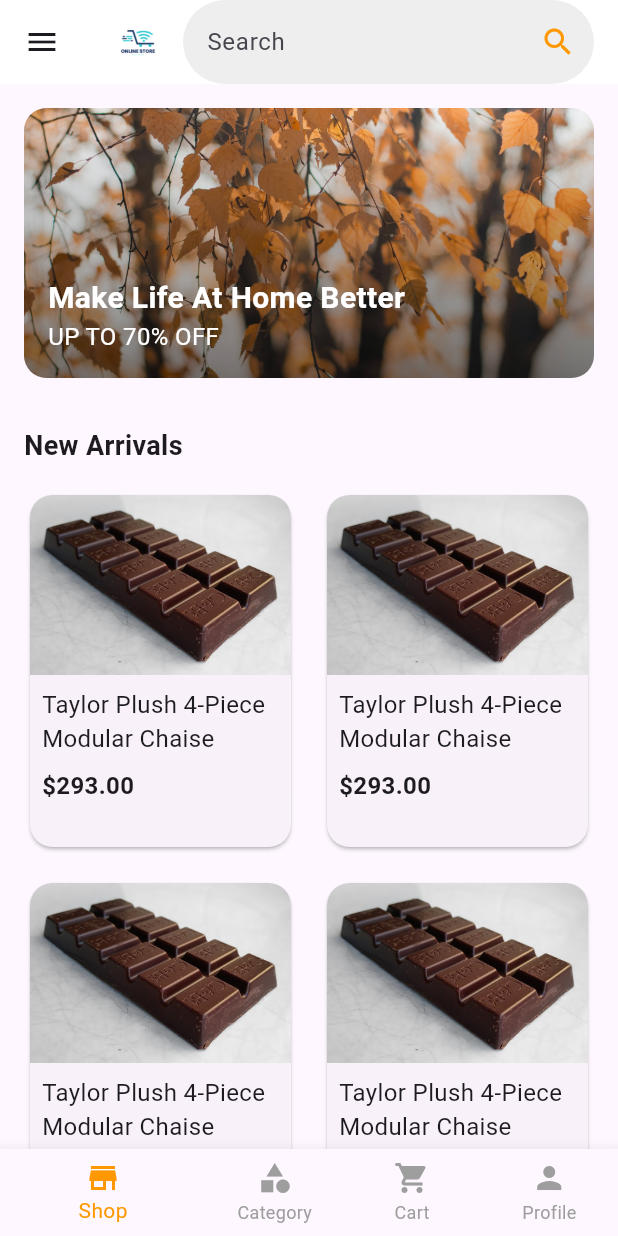
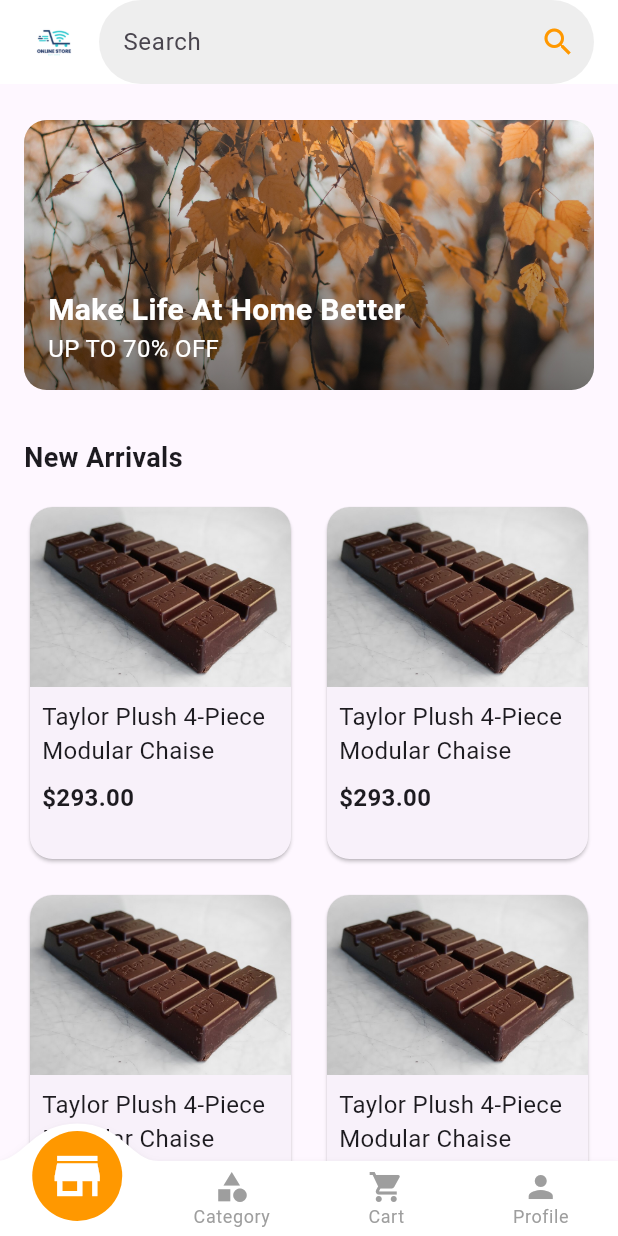
Before and after one commit to syedtayab321/Ecommerce-Project, a Flutter app: the AdminDashboard screen opened directly, on a phone screen of 412 x 824 dp. Run offline on Flutter 3.47's test engine with Material 3 defaults, Android fonts, the phone set to English and light mode, and no system bars; drawn by our look-alikes of convex_bottom_bar; our stand-ins replace get, google_fonts.

Commit message:
changes made by shahg

```diff
--- a/lib/Admin/Dashboard.dart
+++ b/lib/Admin/Dashboard.dart
@@ -1,168 +1,33 @@
+import 'package:ecommerce_app/Controllers/AdminController.dart';
 import 'package:flutter/material.dart';
+import 'package:get/get.dart';
+import 'package:convex_bottom_bar/convex_bottom_bar.dart';
 
-class AdminDashboard extends StatefulWidget {
-  @override
-  _AdminDashboardState createState() => _AdminDashboardState();
-}
-
-class _AdminDashboardState extends State<AdminDashboard> {
-  int _selectedIndex = 0;
-
-  void _onItemTapped(int index) {
-    setState(() {
-      _selectedIndex = index;
-    });
-  }
+class AdminDashboard extends StatelessWidget {
+  final AdminController _controller = Get.put(AdminController());
 
   @override
   Widget build(BuildContext context) {
     return Scaffold(
-      appBar: AppBar(
-        backgroundColor: Colors.white,
-        leading: IconButton(onPressed: (){},icon: Icon(Icons.menu),),
-        elevation: 0,
-        title: Row(
-          children: [
-            Image.asset('assets/images/logo.png', height: 40), // Your logo
-            SizedBox(width: 10),
-            Expanded(
-              child: TextField(
-                decoration: InputDecoration(
-                  hintText: 'Search',
-                  border: OutlineInputBorder(
-                    borderRadius: BorderRadius.circular(30),
-                    borderSide: BorderSide.none,
-                  ),
-                  fillColor: Colors.grey[200],
-                  filled: true,
-                  suffixIcon: Icon(Icons.search, color: Colors.orange),
-                ),
-              ),
-            ),
+      body: Obx(() {
+        return _controller.pages[_controller.selectedIndex.value];
+      }),
+      bottomNavigationBar: Obx(() {
+        return ConvexAppBar(
+          backgroundColor: Colors.white,
+          color: Colors.grey,
+          activeColor: Colors.orange,
+          style: TabStyle.reactCircle,
+          items: [
+            TabItem(icon: Icons.store, title: 'Shop'),
+            TabItem(icon: Icons.category, title: 'Category'),
+            TabItem(icon: Icons.shopping_cart, title: 'Cart'),
+            TabItem(icon: Icons.person, title: 'Profile'),
           ],
-        ),
-      ),
-      body: SingleChildScrollView(
-        child: Column(
-          crossAxisAlignment: CrossAxisAlignment.start,
-          children: [
-            Padding(
-              padding: const EdgeInsets.all(16.0),
-              child: Container(
-                width: double.infinity,
-                height: 180,
-                decoration: BoxDecoration(
-                  borderRadius: BorderRadius.circular(15),
-                  image: DecorationImage(
-                    image: AssetImage('assets/images/back.jpg'), // Your banner image
-                    fit: BoxFit.cover,
-                  ),
-                ),
-                child: Container(
-                  decoration: BoxDecoration(
-                    borderRadius: BorderRadius.circular(15),
-                    gradient: LinearGradient(
-                      begin: Alignment.bottomCenter,
-                      end: Alignment.topCenter,
-                      colors: [Colors.black.withOpacity(0.5), Colors.transparent],
-                    ),
-                  ),
-                  child: Padding(
-                    padding: const EdgeInsets.all(16.0),
-                    child: Column(
-                      crossAxisAlignment: CrossAxisAlignment.start,
-                      mainAxisAlignment: MainAxisAlignment.end,
-                      children: [
-                        Text(
-                          'Make Life At Home Better',
-                          style: TextStyle(color: Colors.white, fontSize: 20, fontWeight: FontWeight.bold),
-                        ),
-                        Text(
-                          'UP TO 70% OFF',
-                          style: TextStyle(color: Colors.white, fontSize: 16),
-                        ),
-                      ],
-                    ),
-                  ),
-                ),
-              ),
-            ),
-            Padding(
-              padding: const EdgeInsets.all(16.0),
-              child: Text(
-                'New Arrivals',
-                style: TextStyle(fontSize: 18, fontWeight: FontWeight.bold),
-              ),
-            ),
-            Padding(
-              padding: const EdgeInsets.symmetric(horizontal: 16.0),
-              child: GridView.builder(
-                shrinkWrap: true,
-                physics: NeverScrollableScrollPhysics(),
-                gridDelegate: SliverGridDelegateWithFixedCrossAxisCount(
-                  crossAxisCount: 2,
-                  childAspectRatio: MediaQuery.of(context).size.width / (MediaQuery.of(context).size.height / 1.5),
-                  crossAxisSpacing: 16,
-                  mainAxisSpacing: 16,
-                ),
-                itemCount: 4, // Number of items
-                itemBuilder: (context, index) {
-                  return Card(
-                    shape: RoundedRectangleBorder(borderRadius: BorderRadius.circular(15)),
-                    child: Column(
-                      crossAxisAlignment: CrossAxisAlignment.start,
-                      children: [
-                        Container(
-                          height: 120,
-                          decoration: BoxDecoration(
-                            borderRadius: BorderRadius.only(
-                              topLeft: Radius.circular(15),
-                              topRight: Radius.circular(15),
-                            ),
-                            image: DecorationImage(
-                              image: AssetImage('assets/images/chocolate.jpg'), // Product image
-                              fit: BoxFit.cover,
-                            ),
-                          ),
-                        ),
-                        Padding(
-                          padding: const EdgeInsets.all(8.0),
-                          child: Text(
-                            'Taylor Plush 4-Piece Modular Chaise',
-                            style: TextStyle(fontSize: 16),
-                            maxLines: 2,
-                            overflow: TextOverflow.ellipsis,
-                          ),
-                        ),
-                        Padding(
-                          padding: const EdgeInsets.symmetric(horizontal: 8.0),
-                          child: Text(
-                            '\$293.00',
-                            style: TextStyle(fontSize: 16, fontWeight: FontWeight.bold),
-                          ),
-                        ),
-                      ],
-                    ),
-                  );
-                },
-              ),
-            ),
-          ],
-        ),
-      ),
-      bottomNavigationBar: BottomNavigationBar(
-        currentIndex: _selectedIndex,
-        onTap: _onItemTapped,
-        selectedItemColor: Colors.orange,
-        unselectedItemColor: Colors.grey,
-        showUnselectedLabels: true,
-        items: [
-          BottomNavigationBarItem(icon: Icon(Icons.store), label: 'Shop'),
-          BottomNavigationBarItem(icon: Icon(Icons.category), label: 'Category'),
-          BottomNavigationBarItem(icon: Icon(Icons.shopping_cart), label: 'Cart'),
-          BottomNavigationBarItem(icon: Icon(Icons.person), label: 'Profile'),
-        ],
-      ),
+          initialActiveIndex: _controller.selectedIndex.value,
+          onTap: _controller.onItemTapped,
+        );
+      }),
     );
   }
 }
--- /dev/null
+++ b/lib/Admin/MainPages/AddCart.dart
@@ -0,0 +1,10 @@
+import 'package:flutter/material.dart';
+
+class AddtoCart extends StatelessWidget {
+  const AddtoCart({super.key});
+
+  @override
+  Widget build(BuildContext context) {
+    return const Placeholder();
+  }
+}
--- /dev/null
+++ b/lib/Admin/MainPages/HomePage.dart
@@ -0,0 +1,152 @@
+import 'package:flutter/material.dart';
+
+class HomePage extends StatefulWidget {
+  @override
+  _HomePageState createState() => _HomePageState();
+}
+
+class _HomePageState extends State<HomePage> {
+
+  @override
+  Widget build(BuildContext context) {
+    return Scaffold(
+        appBar: AppBar(
+          backgroundColor: Colors.white,
+          automaticallyImplyLeading: false,
+          elevation: 0,
+          title: Row(
+            children: [
+              Image.asset('assets/images/logo.png', height: 40), // Your logo
+              SizedBox(width: 10),
+              Expanded(
+                child: TextField(
+                  decoration: InputDecoration(
+                    hintText: 'Search',
+                    border: OutlineInputBorder(
+                      borderRadius: BorderRadius.circular(30),
+                      borderSide: BorderSide.none,
+                    ),
+                    fillColor: Colors.grey[200],
+                    filled: true,
+                    suffixIcon: Icon(Icons.search, color: Colors.orange),
+                  ),
+                ),
+              ),
+            ],
+          ),
+        ),
+        body: Padding(
+          padding: const EdgeInsets.only(top: 8.0),
+          child: SingleChildScrollView(
+            child: Column(
+              crossAxisAlignment: CrossAxisAlignment.start,
+              children: [
+                Padding(
+                  padding: const EdgeInsets.all(16.0),
+                  child: Container(
+                    width: double.infinity,
+                    height: 180,
+                    decoration: BoxDecoration(
+                      borderRadius: BorderRadius.circular(15),
+                      color: Colors.white,
+                      image: DecorationImage(
+                        image: AssetImage('assets/images/back.jpg'), // Your banner image
+                        fit: BoxFit.cover,
+                      ),
+                    ),
+                    child: Container(
+                      decoration: BoxDecoration(
+                        borderRadius: BorderRadius.circular(15),
+                        gradient: LinearGradient(
+                          begin: Alignment.bottomCenter,
+                          end: Alignment.topCenter,
+                          colors: [Colors.black.withOpacity(0.5), Colors.transparent],
+                        ),
+                      ),
+                      child: Padding(
+                        padding: const EdgeInsets.all(16.0),
+                        child: Column(
+                          crossAxisAlignment: CrossAxisAlignment.start,
+                          mainAxisAlignment: MainAxisAlignment.end,
+                          children: [
+                            Text(
+                              'Make Life At Home Better',
+                              style: TextStyle(color: Colors.white, fontSize: 20, fontWeight: FontWeight.bold),
+                            ),
+                            Text(
+                              'UP TO 70% OFF',
+                              style: TextStyle(color: Colors.white, fontSize: 16),
+                            ),
+                          ],
+                        ),
+                      ),
+                    ),
+                  ),
+                ),
+                Padding(
+                  padding: const EdgeInsets.all(16.0),
+                  child: Text(
+                    'New Arrivals',
+                    style: TextStyle(fontSize: 18, fontWeight: FontWeight.bold),
+                  ),
+                ),
+                Padding(
+                  padding: const EdgeInsets.symmetric(horizontal: 16.0),
+                  child: GridView.builder(
+                    shrinkWrap: true,
+                    physics: NeverScrollableScrollPhysics(),
+                    gridDelegate: SliverGridDelegateWithFixedCrossAxisCount(
+                      crossAxisCount: 2,
+                      childAspectRatio: MediaQuery.of(context).size.width / (MediaQuery.of(context).size.height / 1.5),
+                      crossAxisSpacing: 16,
+                      mainAxisSpacing: 16,
+                    ),
+                    itemCount: 8, // Number of items
+                    itemBuilder: (context, index) {
+                      return Card(
+                        shape: RoundedRectangleBorder(borderRadius: BorderRadius.circular(15)),
+                        child: Column(
+                          crossAxisAlignment: CrossAxisAlignment.start,
+                          children: [
+                            Container(
+                              height: 120,
+                              decoration: BoxDecoration(
+                                borderRadius: BorderRadius.only(
+                                  topLeft: Radius.circular(15),
+                                  topRight: Radius.circular(15),
+                                ),
+                                image: DecorationImage(
+                                  image: AssetImage('assets/images/chocolate.jpg'), // Product image
+                                  fit: BoxFit.cover,
+                                ),
+                              ),
+                            ),
+                            Padding(
+                              padding: const EdgeInsets.all(8.0),
+                              child: Text(
+                                'Taylor Plush 4-Piece Modular Chaise',
+                                style: TextStyle(fontSize: 16),
+                                maxLines: 2,
+                                overflow: TextOverflow.ellipsis,
+                              ),
+                            ),
+                            Padding(
+                              padding: const EdgeInsets.symmetric(horizontal: 8.0),
+                              child: Text(
+                                '\$293.00',
+                                style: TextStyle(fontSize: 16, fontWeight: FontWeight.bold),
+                              ),
+                            ),
+                          ],
+                        ),
+                      );
+                    },
+                  ),
+                ),
+              ],
+            ),
+          ),
+        ),
+    );
+  }
+}
--- a/lib/Controllers/AdminController.dart
+++ b/lib/Controllers/AdminController.dart
@@ -1,4 +1,7 @@
+import 'package:ecommerce_app/Admin/MainPages/AddCart.dart';
+import 'package:ecommerce_app/Admin/MainPages/HomePage.dart';
 import 'package:get/get.dart';
+import 'package:flutter/material.dart';
 
 class AdminController extends GetxController {
   var selectedIndex = 0.obs;
@@ -6,4 +9,11 @@ class AdminController extends GetxController {
   void onItemTapped(int index) {
     selectedIndex.value = index;
   }
+
+  final List<Widget> pages = [
+    HomePage(),
+    AddtoCart(),
+    AddtoCart(),
+    AddtoCart(),
+  ];
 }
--- a/pubspec.yaml
+++ b/pubspec.yaml
@@ -36,6 +36,7 @@ dependencies:
   # Use with the CupertinoIcons class for iOS style icons.
   cupertino_icons: ^1.0.6
   google_fonts: ^6.2.1
+  convex_bottom_bar: ^3.2.0
 
 dev_dependencies:
   flutter_test:
```
Also changed, not shown: pubspec.lock.
